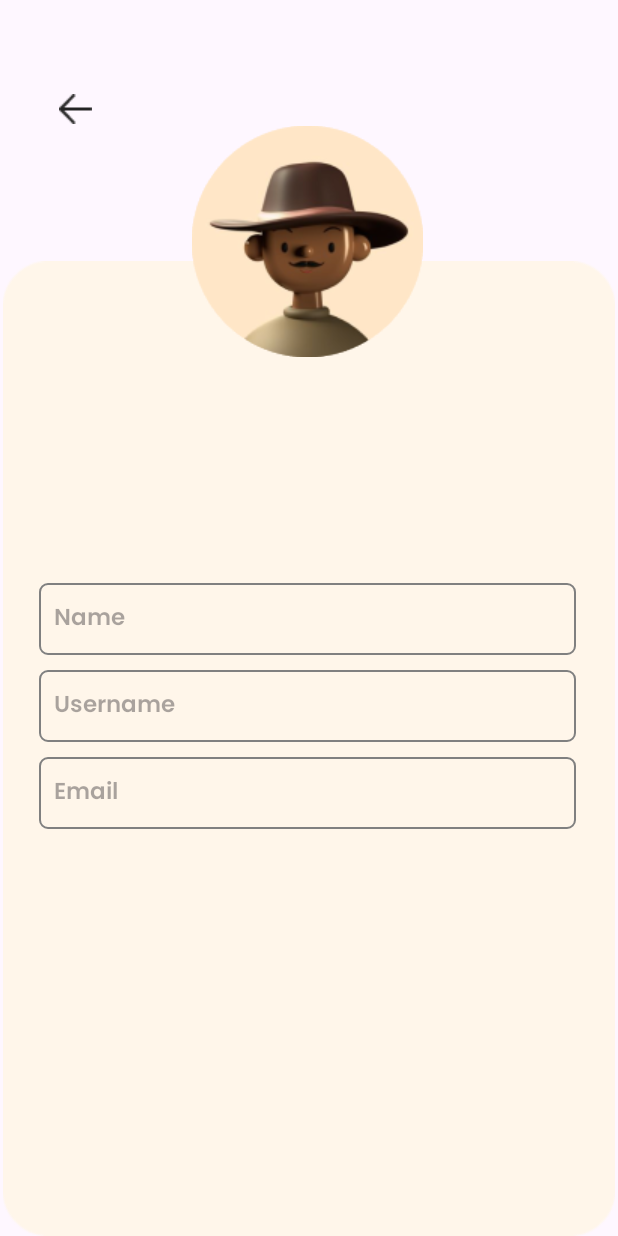
After one commit to miguelcarlofajardo/PetalPulse_ICS26011, an Android app: the layout profile_page.xml on its own in the app's theme, with its tools: preview values and no code run, on a phone screen of 412 x 824 dp. The commit adds this screen. Run offline under Robolectric (Android 15) with nearby library versions, the phone set to English and light mode, and no system bars.

Commit message:
profile page

```diff
--- /dev/null
+++ b/app/src/main/res/drawable/rounded_imageview.xml
@@ -0,0 +1,12 @@
+<?xml version="1.0" encoding="utf-8"?>
+<layer-list xmlns:android="http://schemas.android.com/apk/res/android">
+    <!-- Background color or border color -->
+    <item>
+        <shape android:shape="rectangle">
+            <solid android:color="#00000000" /> <!-- Set the border color -->
+            <corners android:radius="8dp" /> <!-- Set the border radius -->
+        </shape>
+    </item>
+    <!-- Actual image -->
+    <item android:drawable="@drawable/ellipse_98" /> <!-- Replace "your_image" with your image resource -->
+</layer-list>
--- /dev/null
+++ b/app/src/main/res/layout/profile_page.xml
@@ -0,0 +1,96 @@
+<?xml version="1.0" encoding="utf-8"?>
+<androidx.constraintlayout.widget.ConstraintLayout xmlns:android="http://schemas.android.com/apk/res/android"
+    xmlns:app="http://schemas.android.com/apk/res-auto"
+    xmlns:tools="http://schemas.android.com/tools"
+    android:layout_width="match_parent"
+    android:layout_height="match_parent">
+
+    <ImageButton
+        android:id="@+id/imageButton2"
+        android:layout_width="wrap_content"
+        android:layout_height="wrap_content"
+        android:backgroundTint="#00FFFFFF"
+        app:layout_constraintBottom_toBottomOf="parent"
+        app:layout_constraintEnd_toEndOf="parent"
+        app:layout_constraintHorizontal_bias="0.074"
+        app:layout_constraintStart_toStartOf="parent"
+        app:layout_constraintTop_toTopOf="parent"
+        app:layout_constraintVertical_bias="0.067"
+        app:srcCompat="@drawable/icon_back" />
+
+    <ImageView
+        android:id="@+id/imageView2"
+        android:layout_width="match_parent"
+        android:layout_height="650sp"
+        app:layout_constraintBottom_toBottomOf="parent"
+        app:layout_constraintEnd_toEndOf="parent"
+        app:layout_constraintHorizontal_bias="0.0"
+        app:layout_constraintStart_toStartOf="parent"
+        app:layout_constraintTop_toTopOf="parent"
+        app:layout_constraintVertical_bias="1.0"
+        app:srcCompat="@drawable/rectangle_1053" />
+
+    <ImageView
+        android:id="@+id/imageView4"
+        android:layout_width="wrap_content"
+        android:layout_height="wrap_content"
+        android:background="@drawable/rounded_imageview"
+        app:layout_constraintBottom_toBottomOf="parent"
+        app:layout_constraintEnd_toEndOf="parent"
+        app:layout_constraintHorizontal_bias="0.497"
+        app:layout_constraintStart_toStartOf="parent"
+        app:layout_constraintTop_toTopOf="parent"
+        app:layout_constraintVertical_bias="0.125"
+        app:srcCompat="@drawable/ellipse_98" />
+
+    <LinearLayout
+        android:layout_width="358sp"
+        android:layout_height="165sp"
+        android:orientation="vertical"
+        app:layout_constraintBottom_toBottomOf="parent"
+        app:layout_constraintEnd_toEndOf="parent"
+        app:layout_constraintHorizontal_bias="0.485"
+        app:layout_constraintStart_toStartOf="parent"
+        app:layout_constraintTop_toTopOf="parent"
+        app:layout_constraintVertical_bias="0.59">
+
+        <EditText
+            android:id="@+id/edtName4"
+            android:layout_width="match_parent"
+            android:layout_height="48sp"
+            android:layout_marginBottom="10sp"
+            android:background="@drawable/edittext_border"
+            android:ems="10"
+            android:fontFamily="@font/poppins_semibold"
+            android:hint="Name"
+            android:inputType="text"
+            android:padding="10sp"
+            android:textSize="15sp" />
+
+        <EditText
+            android:id="@+id/edtUsername7"
+            android:layout_width="match_parent"
+            android:layout_height="48sp"
+            android:layout_marginBottom="10sp"
+            android:background="@drawable/edittext_border"
+            android:ems="10"
+            android:fontFamily="@font/poppins_semibold"
+            android:hint="Username"
+            android:inputType="text"
+            android:padding="10sp"
+            android:textSize="15sp" />
+
+        <EditText
+            android:id="@+id/edtEmail5"
+            android:layout_width="match_parent"
+            android:layout_height="48sp"
+            android:background="@drawable/edittext_border"
+            android:ems="10"
+            android:fontFamily="@font/poppins_semibold"
+            android:hint="Email"
+            android:inputType="textEmailAddress"
+            android:padding="10sp"
+            android:textSize="15sp" />
+    </LinearLayout>
+
+</androidx.constraintlayout.widget.ConstraintLayout>
--- a/app/src/main/res/layout/register_page.xml
+++ b/app/src/main/res/layout/register_page.xml
@@ -8,7 +8,7 @@
     android:background="@drawable/logregbg">
 
     <Button
-        android:id="@+id/btnLogin2"
+        android:id="@+id/btnRegister_1"
         android:layout_width="303sp"
         android:layout_height="56sp"
         android:backgroundTint="#FF7D8C"
@@ -76,7 +76,7 @@
         app:layout_constraintVertical_bias="0.06">
 
         <TextView
-            android:id="@+id/txtLogin2"
+            android:id="@+id/txtRegister"
             android:layout_width="196dp"
             android:layout_height="match_parent"
             android:layout_marginRight="5sp"
```
Also changed, not shown: app/src/main/res/drawable/ellipse_98.png (added), app/src/main/res/drawable/icon_back.png (added), app/src/main/res/drawable/rectangle_1053.png (added).
